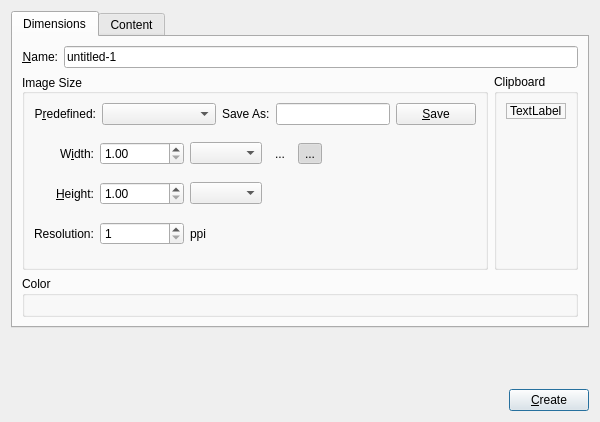
This is libs/ui/forms/wdgnewimage.ui in KDE/krita as Qt 5 draws it before an edit. The edited form follows.
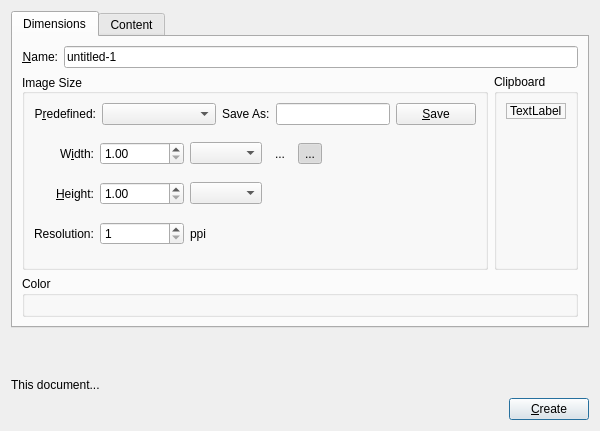
This is the edited form. Custom widgets are drawn as their Qt base class.

Commit message:
Add a label to the new image docker that emphasizes how big a single paint layer will be.
This is to disencourage unnecessary use of 32bit float/channel.

The edit to the form file:
```diff
--- a/libs/ui/forms/wdgnewimage.ui
+++ b/libs/ui/forms/wdgnewimage.ui
@@ -7,7 +7,7 @@
     <x>0</x>
     <y>0</y>
     <width>600</width>
-    <height>422</height>
+    <height>431</height>
    </rect>
   </property>
   <property name="sizePolicy">
@@ -594,6 +594,16 @@
      </property>
     </spacer>
    </item>
+   <item>
+    <widget class="QLabel" name="lblDocumentInfo">
+     <property name="text">
+      <string>This document...</string>
+     </property>
+     <property name="wordWrap">
+      <bool>true</bool>
+     </property>
+    </widget>
+   </item>
    <item>
     <layout class="QHBoxLayout">
      <item>
```
The commit also changes 2 other files.
